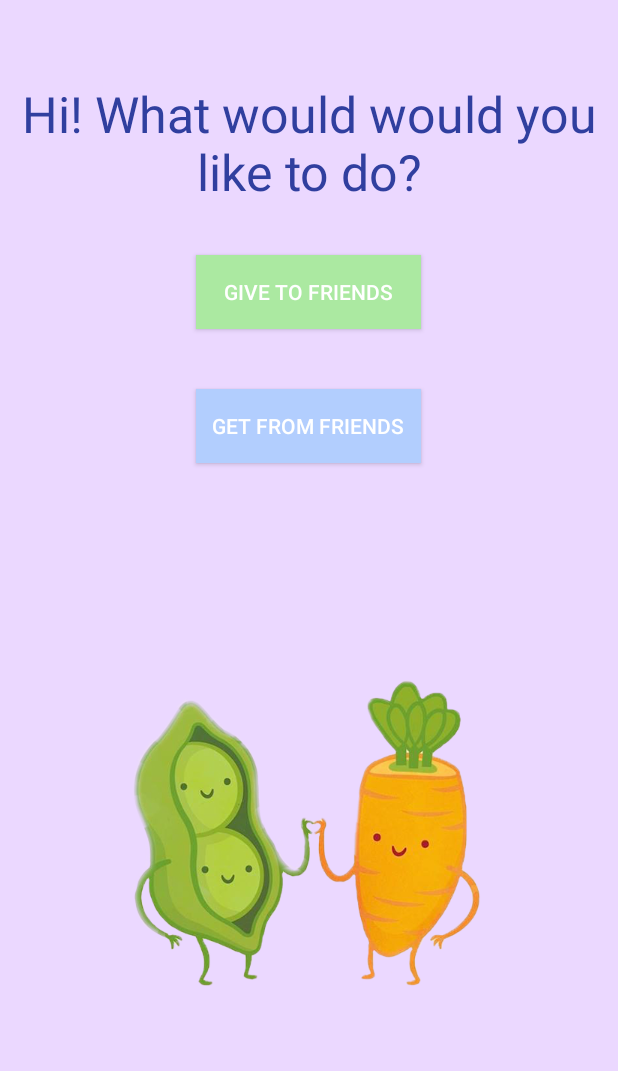
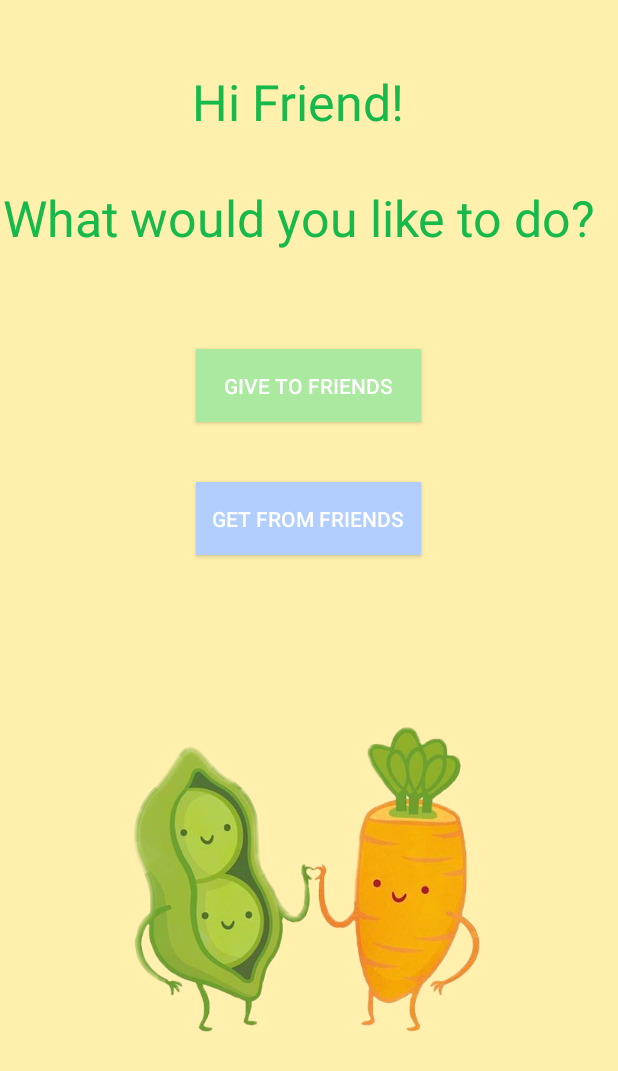
Before and after one commit to tiluong/CruzHacks2018, an Android app: the screen it shows after launch (MainActivity), on a phone screen of 412 x 824 dp. Shown: the top 1071 px of the screen. Run offline under Robolectric (Android 15) with nearby library versions, the phone set to English and light mode, and no system bars.

Commit message:
Updated colors

```diff
--- a/app/src/main/AndroidManifest.xml
+++ b/app/src/main/AndroidManifest.xml
@@ -48,7 +48,7 @@
         -->
         <meta-data
             android:name="com.google.android.geo.API_KEY"
-            android:value="@string/google_maps_key" />
+            android:value="AIzaSyB5_msaNwVtp2hEa6Z9vrE8ENYG9KcigXM" />
 
         <activity
             android:name=".MapsActivity2"
--- a/app/src/main/java/tiff/cruzhacks2018/MapsActivity2.java
+++ b/app/src/main/java/tiff/cruzhacks2018/MapsActivity2.java
@@ -73,7 +73,7 @@ public class MapsActivity2 extends FragmentActivity implements OnMapReadyCallbac
         mMap.addMarker(new MarkerOptions().position(new LatLng(36.9681, -122.0310)).title("Salvation Army Santa Cruz Corps").snippet("721 Laurel St, Santa Cruz, CA"));
         mMap.addMarker(new MarkerOptions().position(new LatLng(36.9688, -122.0156)).title("Nueva Vista Community Center").snippet("711 E Cliff Dr, Santa Cruz, CA"));
 
-        float zoom = 14;
+        float zoom = 12;
         mMap.moveCamera(CameraUpdateFactory.newLatLngZoom(yourLoc, zoom));
 
         mMap.setOnInfoWindowClickListener(new GoogleMap.OnInfoWindowClickListener(){
--- a/app/src/main/res/layout/activity_main.xml
+++ b/app/src/main/res/layout/activity_main.xml
@@ -10,9 +10,10 @@
 
     <TextView
         android:layout_width="wrap_content"
+        android:paddingLeft="1dp"
         android:layout_height="wrap_content"
         android:layout_centerHorizontal="true"
-        android:text="Hi! What would would you like to do?"
+        android:text="Hi Friend!\n\nWhat would you like to do?"
         android:textColor="@color/colorPrimaryDark"
         android:gravity="center"
         android:textSize="15pt"
@@ -30,6 +31,7 @@
         android:layout_width="150dp"
         android:layout_height="wrap_content"
         android:layout_gravity="center_horizontal"
+        android:layout_marginTop="40dp"
         android:layout_marginBottom="20dp"
         android:background="@color/Green"
         android:text="Give to friends"
--- a/app/src/main/res/values/colors.xml
+++ b/app/src/main/res/values/colors.xml
@@ -1,7 +1,7 @@
 <?xml version="1.0" encoding="utf-8"?>
 <resources>
-    <color name="colorPrimary">#3F51B5</color>
-    <color name="colorPrimaryDark">#303F9F</color>
+    <color name="colorPrimary">#1df561</color>
+    <color name="colorPrimaryDark">#16ba4a</color>
     <color name="colorAccent">#FF4081</color>
     <color name="Grey">#6e90b3</color>
     <color name="Purple">#d1afff</color>
@@ -12,5 +12,10 @@
     <color name="Red">#fd9995</color>
     <color name="bg">#eaeaea</color>
     <color name="white">#ffffff</color>
-    <color name="anothaone">#ebd8ff</color>
+    <color name="anothaone">#fff0ad</color>
 </resources>
+
+<!--
+<color name="colorPrimary">#3F51B5</color>
+    <color name="colorPrimaryDark">#303F9F</color>
+-->
```
